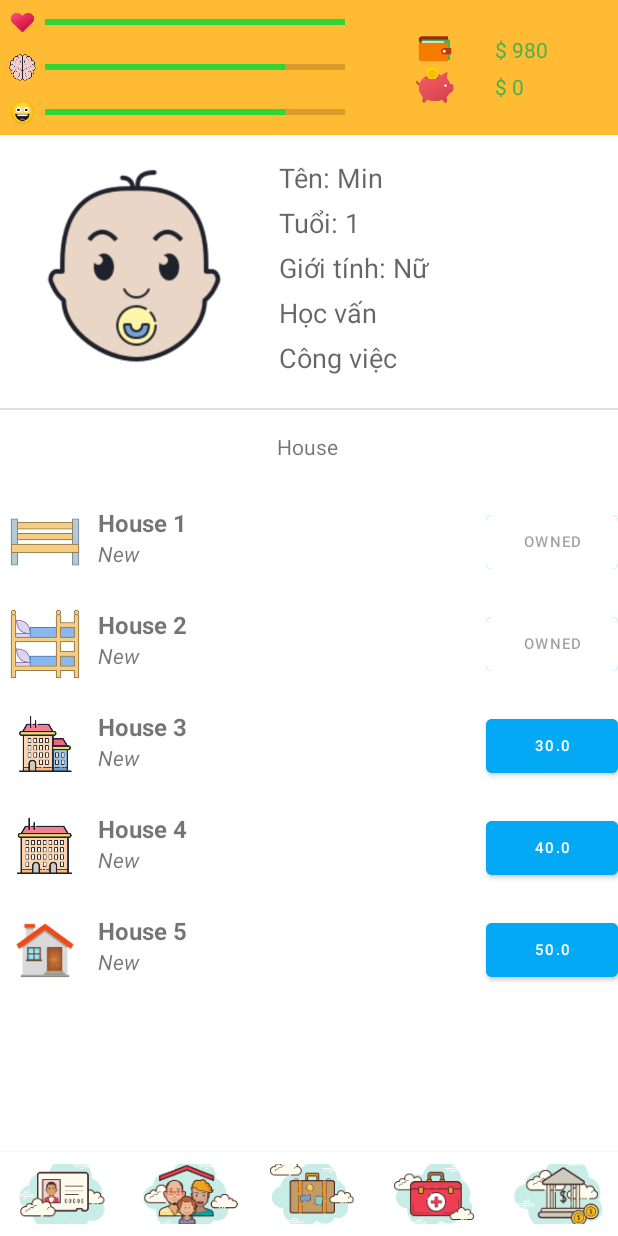
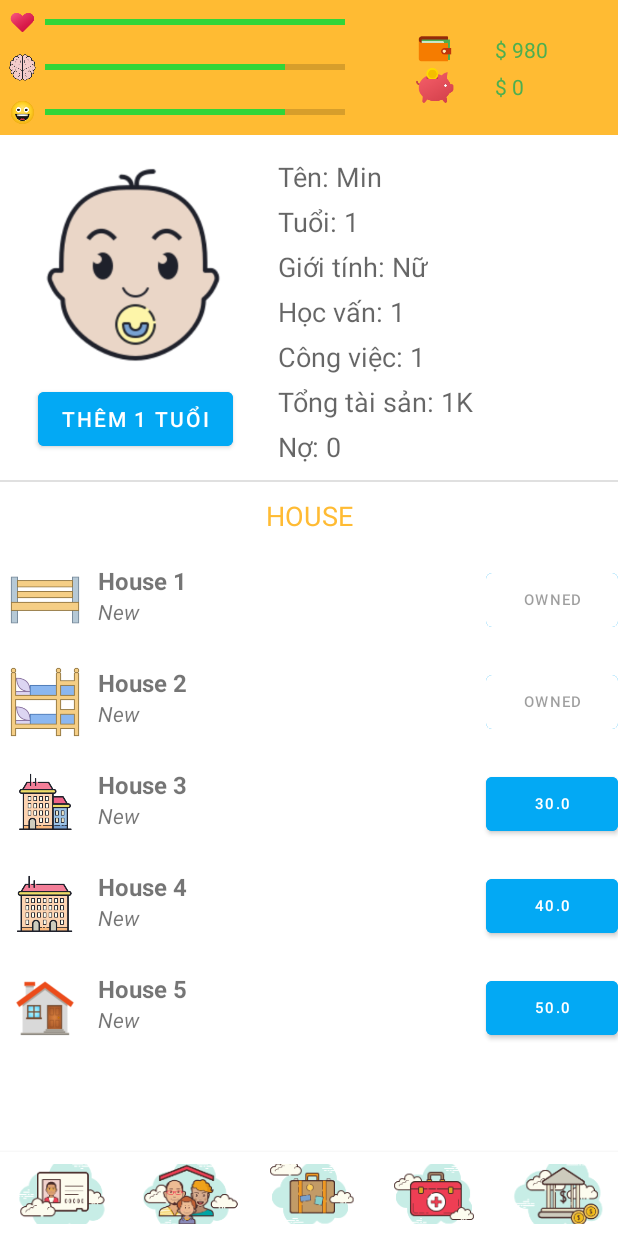
Before and after one commit to chaultm29/LifeSimulator, an Android app: the screen it shows after launch (MainActivity), after a tap on an icon or button, on a phone screen of 412 x 824 dp. Run offline under Robolectric (Android 15) with nearby library versions, the phone set to English and light mode, and no system bars.

Commit message:
edit bank convert and edit identity

```diff
--- a/LifeSimulator/app/src/main/java/com/example/lifesimulator/Fragment/IdentityFragment.java
+++ b/LifeSimulator/app/src/main/java/com/example/lifesimulator/Fragment/IdentityFragment.java
@@ -9,6 +9,7 @@ import androidx.fragment.app.Fragment;
 import android.view.LayoutInflater;
 import android.view.View;
 import android.view.ViewGroup;
+import android.widget.Button;
 import android.widget.TextView;
 
 import com.example.lifesimulator.Model.AppDataStore;
@@ -20,6 +21,11 @@ public class IdentityFragment extends Fragment {
     TextView txtName;
     TextView txtAge;
     TextView txtGender;
+    TextView txtDegree;
+    TextView txtJob;
+    TextView txtTotal;
+    TextView txtLoan;
+    Button btnGrowUp;
 
     @Override
     public View onCreateView(LayoutInflater inflater, ViewGroup container,
@@ -34,8 +40,28 @@ public class IdentityFragment extends Fragment {
         txtName = view.findViewById(R.id.txtName);
         txtAge = view.findViewById(R.id.txtAge);
         txtGender = view.findViewById(R.id.txtGender);
+        txtDegree = view.findViewById(R.id.txtDegree);
+        txtJob = view.findViewById(R.id.txtJob);
+        txtTotal = view.findViewById(R.id.txtTotal);
+        txtLoan = view.findViewById(R.id.txtLoan);
+        btnGrowUp = view.findViewById(R.id.btnGrowUp);
+
         txtName.setText("Tên: " + AppDataStore.identity.getName());
+        txtGender.setText("Giới tính: " + (AppDataStore.identity.isGender()?"Nam":"Nữ"));
+        UpdateInformation();
+        btnGrowUp.setOnClickListener(new View.OnClickListener() {
+            @Override
+            public void onClick(View view) {
+                //chạy hàm thêm 1 tuổi của identity
+            }
+        });
+    }
+
+    public void UpdateInformation(){
         txtAge.setText("Tuổi: " + AppDataStore.identity.getAge());
-        txtGender.setText("Giới tính: " + (AppDataStore.identity.isGender()?"Nam":"Nữ"));
+        txtDegree.setText("Học vấn: " + AppDataStore.identity.getAge());
+        txtJob.setText("Công việc: " + AppDataStore.identity.getAge());
+        txtTotal.setText("Tổng tài sản: " + AppDataStore.identity.getBank().getAllMoney());
+        txtLoan.setText("Nợ: " + AppDataStore.identity.getBank().getAllLoan());
     }
 }
--- a/LifeSimulator/app/src/main/java/com/example/lifesimulator/Model/Bank.java
+++ b/LifeSimulator/app/src/main/java/com/example/lifesimulator/Model/Bank.java
@@ -69,8 +69,8 @@ public class Bank {
     }
 
     public boolean getHotLoan(Context context, int money) {
-        if (loan+money <= 50000) {//limit of loan
-            loan += money;
+        if (hotLoan+money <= 50000) {//limit of loan
+            hotLoan += money;
             increase(money);
             Toast.makeText(context,"Anh em cho bạn vay! Giữ uy tín nhé" , Toast.LENGTH_SHORT).show();
             return true;
@@ -95,8 +95,8 @@ public class Bank {
         int thousand = money/1000;
         int million = money/1000000;
         int billion = money/1000000000;
-        if (billion > 0) return billion + "B";
-        else if (million > 0) return million + "M";
+        if (billion > 0) return billion + "B "+million + "M " +thousand + "K";
+        else if (million > 0) return million + "M " +thousand + "K";
         else if (thousand > 0) return thousand + "K";
         return money + "";
     }
@@ -108,4 +108,8 @@ public class Bank {
     public String getSavingMoneyString() {
         return convertMoneyString(savingMoney);
     }
+
+    public String getAllMoney(){ return convertMoneyString(cash+savingMoney);}
+
+    public String getAllLoan(){ return convertMoneyString(loan+hotLoan);}
 }
--- a/LifeSimulator/app/src/main/res/layout/fragment_identity.xml
+++ b/LifeSimulator/app/src/main/res/layout/fragment_identity.xml
@@ -10,12 +10,40 @@
         android:layout_height="match_parent"
         tools:layout_editor_absoluteX="0dp"
         tools:layout_editor_absoluteY="0dp">
+
+        <TextView
+            android:id="@+id/textView"
+            android:layout_width="match_parent"
+            android:layout_height="wrap_content"
+            android:padding="10dp"
+            android:text="HOUSE"
+            android:textAlignment="center"
+            android:textColor="@android:color/holo_orange_light"
+            android:textSize="18sp"
+            app:layout_constraintEnd_toEndOf="parent"
+            app:layout_constraintStart_toStartOf="parent"
+            app:layout_constraintTop_toBottomOf="@+id/divider" />
+
+        <TextView
+            android:id="@+id/textView6"
+            android:layout_width="match_parent"
+            android:layout_height="wrap_content"
+            android:padding="10dp"
+            android:text="ITEM"
+            android:textAlignment="center"
+            android:textColor="@android:color/holo_orange_light"
+            android:textSize="18sp"
+            app:layout_constraintEnd_toEndOf="parent"
+            app:layout_constraintHorizontal_bias="0.0"
+            app:layout_constraintStart_toStartOf="parent"
+            app:layout_constraintTop_toTopOf="@+id/divider2" />
+
         <ImageView
             android:id="@+id/imgAvatar"
             android:layout_width="150dp"
             android:layout_height="150dp"
-        android:layout_marginStart="16dp"
-        android:layout_marginTop="16dp"
+            android:layout_marginStart="15dp"
+            android:layout_marginTop="15dp"
             android:src="@drawable/avatar_1"
             app:layout_constraintStart_toStartOf="parent"
             app:layout_constraintTop_toTopOf="parent" />
@@ -70,67 +98,71 @@
         app:layout_constraintStart_toStartOf="@+id/txtDegree"
         app:layout_constraintTop_toBottomOf="@+id/txtDegree" />
 
+        <TextView
+            android:id="@+id/txtTotal"
+            android:layout_width="wrap_content"
+            android:layout_height="wrap_content"
+            android:layout_marginTop="5dp"
+            android:text="Tổng tài sản"
+            android:textAppearance="?android:attr/textAppearanceMedium"
+            app:layout_constraintStart_toStartOf="@+id/txtJob"
+            app:layout_constraintTop_toBottomOf="@+id/txtJob" />
+
+        <TextView
+            android:id="@+id/txtLoan"
+            android:layout_width="wrap_content"
+            android:layout_height="wrap_content"
+            android:layout_marginTop="5dp"
+            android:text="Nợ"
+            android:textAppearance="?android:attr/textAppearanceMedium"
+            app:layout_constraintStart_toStartOf="@+id/txtTotal"
+            app:layout_constraintTop_toBottomOf="@+id/txtTotal" />
+
         <View
             android:id="@+id/divider"
             android:layout_width="match_parent"
             android:layout_height="1dp"
-        android:layout_marginTop="16dp"
+            android:layout_marginTop="10dp"
             android:background="?android:attr/listDivider"
-        app:layout_constraintTop_toBottomOf="@+id/imgAvatar"
+            app:layout_constraintTop_toBottomOf="@+id/txtLoan"
             tools:layout_editor_absoluteX="0dp" />
-
-    <TextView
-        android:id="@+id/txtHouse"
-        android:layout_width="wrap_content"
-        android:layout_height="wrap_content"
-        android:layout_marginTop="16dp"
-        android:text="House"
-        app:layout_constraintEnd_toEndOf="parent"
-        app:layout_constraintHorizontal_bias="0.498"
-        app:layout_constraintStart_toStartOf="parent"
-        app:layout_constraintTop_toTopOf="@+id/divider" />
 
         <fragment
             android:id="@+id/fragment_house"
             android:name="com.example.lifesimulator.Fragment.HouseListFragment"
             android:layout_width="0dp"
             android:layout_height="wrap_content"
-            android:layout_marginTop="20dp"
             app:layout_constraintEnd_toEndOf="parent"
             app:layout_constraintHorizontal_bias="0.498"
             app:layout_constraintStart_toStartOf="parent"
-            app:layout_constraintTop_toBottomOf="@+id/txtHouse" />
+            app:layout_constraintTop_toBottomOf="@+id/textView" />
 
         <View
             android:id="@+id/divider2"
             android:layout_width="match_parent"
             android:layout_height="1dp"
-        android:layout_marginTop="16dp"
+            android:layout_marginTop="15dp"
             android:background="?android:attr/listDivider"
             app:layout_constraintTop_toBottomOf="@+id/fragment_house" />
-
-    <TextView
-        android:id="@+id/txtItem"
-        android:layout_width="wrap_content"
-        android:layout_height="wrap_content"
-        android:layout_marginTop="16dp"
-        android:text="Item"
-        app:layout_constraintEnd_toEndOf="parent"
-        app:layout_constraintStart_toStartOf="parent"
-        app:layout_constraintTop_toBottomOf="@+id/divider2" />
 
         <fragment
             android:id="@+id/fragment_item"
             android:name="com.example.lifesimulator.Fragment.ItemListFragment"
             android:layout_width="0dp"
             android:layout_height="wrap_content"
-            android:layout_marginTop="20dp"
             app:layout_constraintEnd_toEndOf="parent"
             app:layout_constraintStart_toStartOf="parent"
-            app:layout_constraintTop_toBottomOf="@+id/txtItem" />
+            app:layout_constraintTop_toBottomOf="@+id/textView6" />
 
-
-
+        <Button
+            android:id="@+id/btnGrowUp"
+            android:layout_width="wrap_content"
+            android:layout_height="wrap_content"
+            android:backgroundTint="#03A9F4"
+            android:text="Thêm 1 tuổi"
+            app:layout_constraintEnd_toEndOf="@+id/imgAvatar"
+            app:layout_constraintStart_toStartOf="@+id/imgAvatar"
+            app:layout_constraintTop_toBottomOf="@+id/imgAvatar" />
 
 
     </androidx.constraintlayout.widget.ConstraintLayout>
```
Lines whose indentation alone changed are shown as unchanged.
